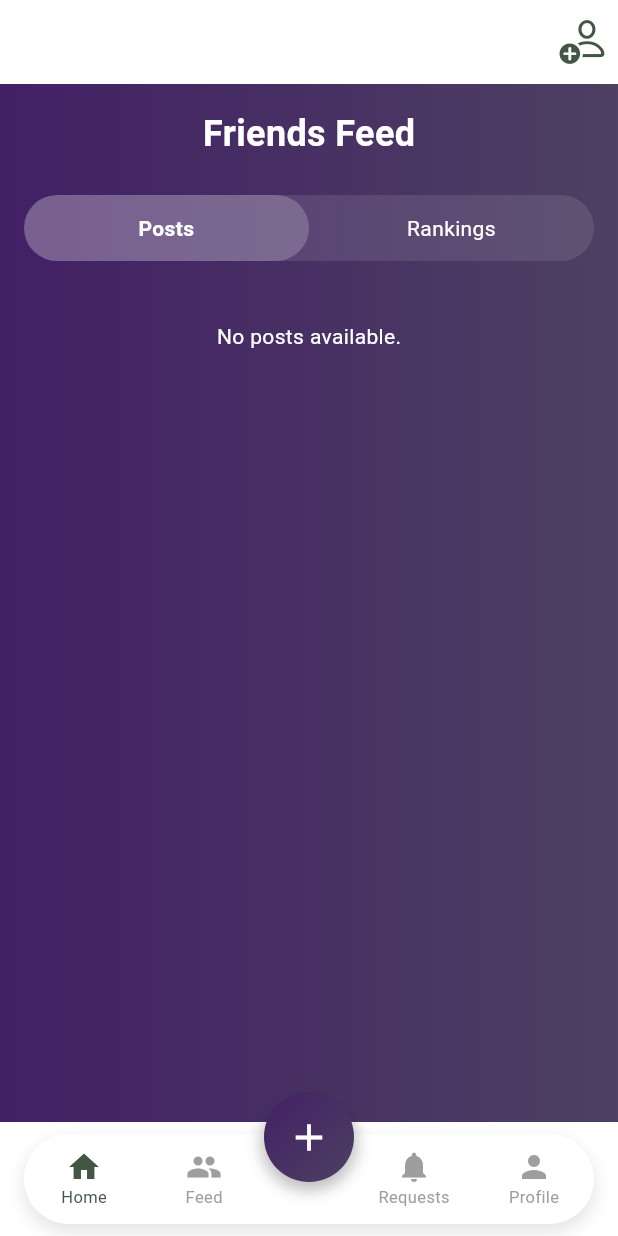
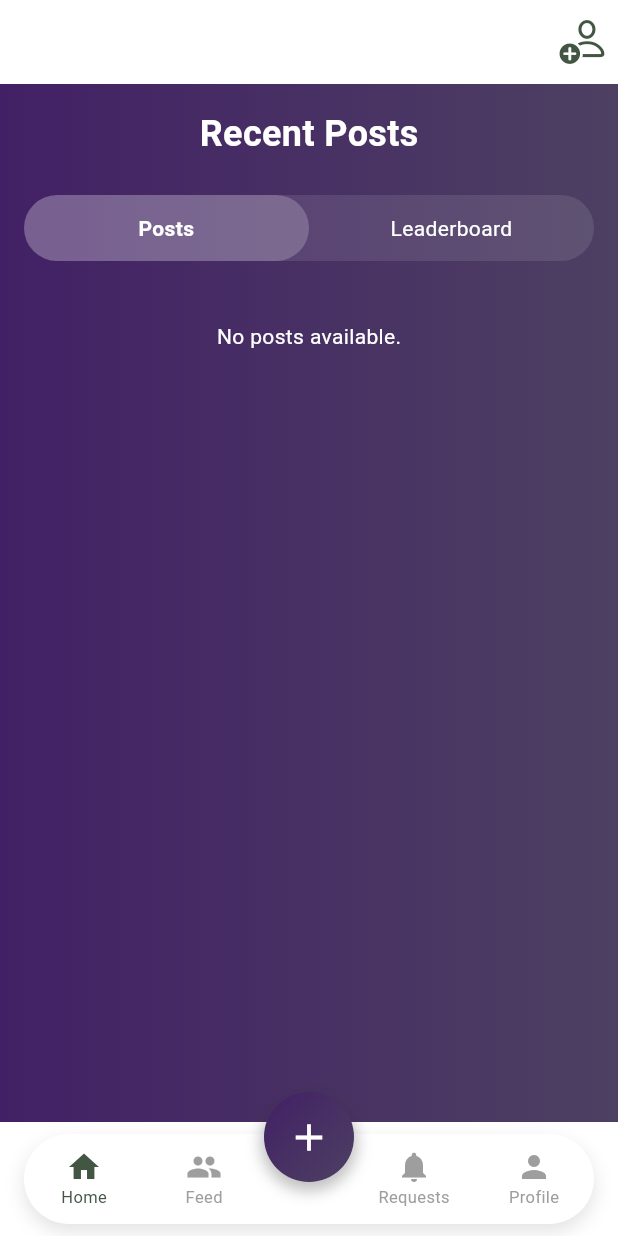
Before and after one commit to ShouqAlqureshi/achiva, a Flutter app: the screen it shows once a user with an empty profile is signed in, swiped to page 2, on a phone screen of 412 x 824 dp. Run offline on Flutter 3.47's test engine with Material 3 defaults, Android fonts, the phone set to English and light mode, and no system bars; our stand-ins replace awesome_dialog, bloc, cloud_firestore, equatable, firebase_auth, firebase_core and 7 more; missing offline and left inert: firebase_app_check; accounts and stored records are empty.

Commit message:
names changes

```diff
--- a/lib/views/friends_feed_page.dart
+++ b/lib/views/friends_feed_page.dart
@@ -216,7 +216,7 @@ class _FriendsFeedScreenState extends State<FriendsFeedScreen> {
       child: Padding(
         padding: const EdgeInsets.all(16.0),
         child: Text(
-          _showPosts ? "Friends Feed" : "Rankings",
+          _showPosts ? "Recent Posts" : "Leaderboard",
           style: const TextStyle(
             color: Colors.white,
             fontSize: 24,
@@ -246,7 +246,7 @@ class _FriendsFeedScreenState extends State<FriendsFeedScreen> {
             ),
             Expanded(
               child: _buildToggleButton(
-                text: "Rankings",
+                text: "Leaderboard",
                 isSelected: !_showPosts,
                 onTap: () => _toggleView(false),
               ),
```
